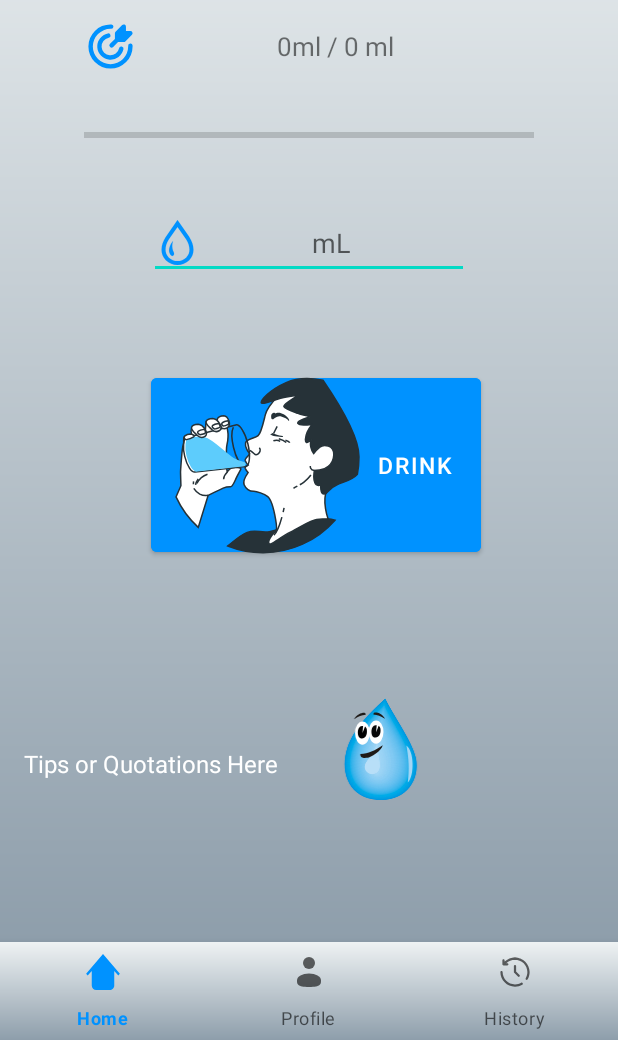
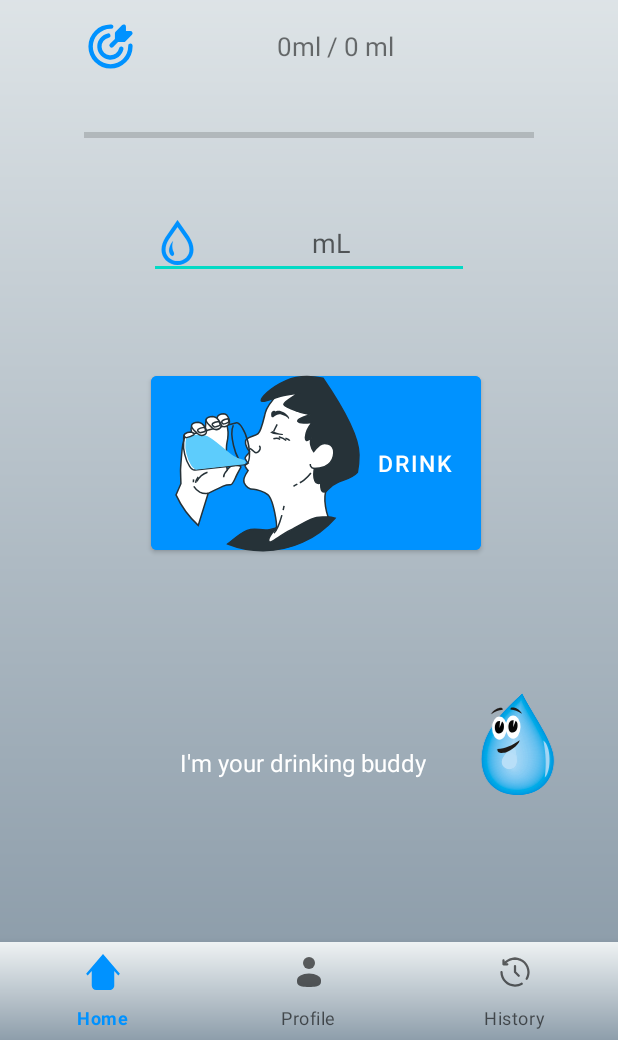
Before and after one commit to SaggyMassiveFuckingSackOfCode/AquaTake, an Android app: the FirstFragment screen opened directly, with no data from a screen before it, on a phone screen of 412 x 824 dp, the part 196-1236 px from its top. Run offline under Robolectric (Android 15) with nearby library versions, the light colour scheme and no system bars; 3 statements that could not run were skipped.

Commit message:
Optimus Crime

```diff
--- a/app/src/main/java/com/example/aquatake/FirstFragment.java
+++ b/app/src/main/java/com/example/aquatake/FirstFragment.java
@@ -30,9 +30,9 @@ public class FirstFragment extends Fragment {
             "Stay hydrated!",
             "Water is life.",
             "Drink water, be happy!",
-            "Remember to sip water throughout the day.",
-            "The more you drink, the better you feel.",
-            "Water is your body's fuel. Drink up!",
+            "Your body's best friend.",
+            "The original energy drink.",
+            "Water is your body's fuel.",
             "Hydrate to dominate!",
             "Water: the elixir of life.",
             "Don't forget to drink water!",
--- a/app/src/main/res/layout/fragment_first.xml
+++ b/app/src/main/res/layout/fragment_first.xml
@@ -82,16 +82,17 @@
 
     <TextView
         android:id="@+id/tipsTextView"
-        android:layout_width="0dp"
-        android:layout_height="wrap_content"
+        android:layout_width="240dp"
+        android:layout_height="25dp"
         android:layout_marginStart="16dp"
         android:layout_marginTop="16dp"
-        android:text="Tips or Quotations Here"
+        android:gravity="center"
+        android:text="I'm your drinking buddy"
         android:textColor="#FFFFFF"
         android:textSize="16sp"
         app:layout_constraintBottom_toBottomOf="parent"
         app:layout_constraintEnd_toEndOf="parent"
-        app:layout_constraintHorizontal_bias="1.0"
+        app:layout_constraintHorizontal_bias="0.419"
         app:layout_constraintStart_toStartOf="parent"
         app:layout_constraintTop_toBottomOf="@+id/btnDrink" />
 
@@ -99,11 +100,13 @@
         android:id="@+id/tipsImageView"
         android:layout_width="116dp"
         android:layout_height="136dp"
-        android:layout_marginTop="68dp"
+        android:layout_marginTop="24dp"
         android:src="@drawable/waterdrop"
-        app:layout_constraintEnd_toEndOf="@+id/btnDrink"
+        app:layout_constraintBottom_toBottomOf="parent"
+        app:layout_constraintEnd_toEndOf="parent"
         app:layout_constraintHorizontal_bias="1.0"
-        app:layout_constraintStart_toStartOf="@+id/tipsTextView"
-        app:layout_constraintTop_toBottomOf="@+id/btnDrink" />
+        app:layout_constraintStart_toStartOf="parent"
+        app:layout_constraintTop_toBottomOf="@+id/btnDrink"
+        app:layout_constraintVertical_bias="0.441" />
 
 </androidx.constraintlayout.widget.ConstraintLayout>
--- a/app/src/main/res/layout/fragment_second.xml
+++ b/app/src/main/res/layout/fragment_second.xml
@@ -100,7 +100,7 @@
             android:layout_width="match_parent"
             android:layout_height="wrap_content"
             android:layout_marginVertical="3dp"
-            android:drawableEnd="@drawable/bedtime_svgrepo_com"
+            android:drawableEnd="@drawable/activity_heart_svgrepo_com"
             android:text="Activity Level: "
             android:textSize="20dp" />
     </LinearLayout>
--- a/app/src/main/res/layout/fragment_third.xml
+++ b/app/src/main/res/layout/fragment_third.xml
@@ -15,7 +15,7 @@
         android:id="@+id/historyHeading"
         android:layout_width="wrap_content"
         android:layout_height="wrap_content"
-        android:layout_marginTop="28dp"
+        android:layout_marginTop="24dp"
         android:drawableStart="@drawable/history_svgrepo_com"
         android:gravity="center"
         android:text="History"
@@ -23,7 +23,6 @@
         android:textSize="30sp"
         android:textStyle="bold"
         app:layout_constraintEnd_toEndOf="parent"
-        app:layout_constraintHorizontal_bias="0.457"
         app:layout_constraintStart_toStartOf="parent"
         app:layout_constraintTop_toTopOf="parent" />
 
```
Also changed, not shown: app/src/main/res/drawable/activity_heart_svgrepo_com.xml (added, +7 -0 lines).
